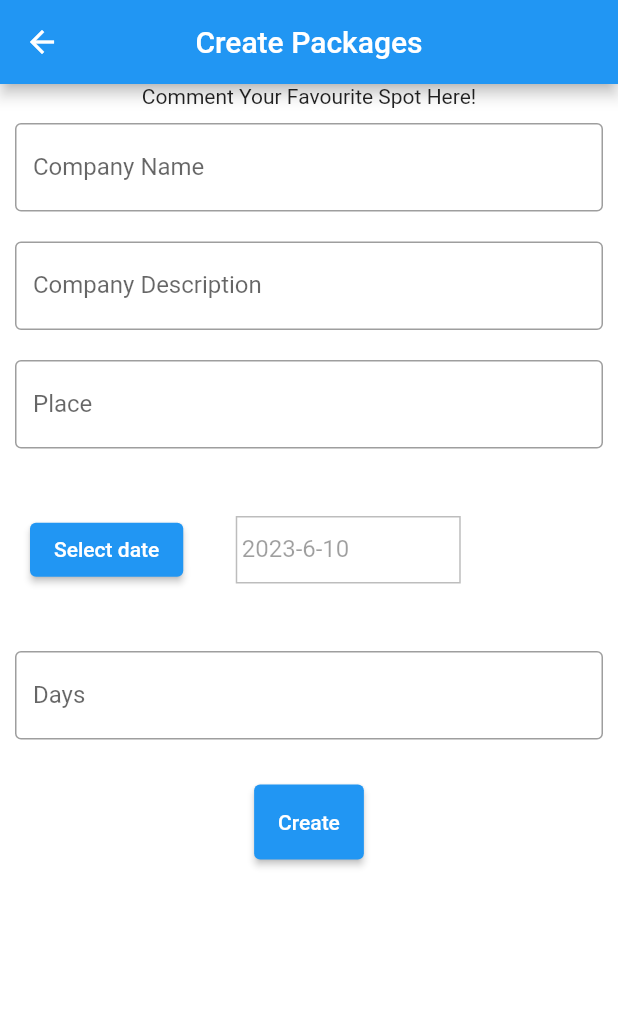
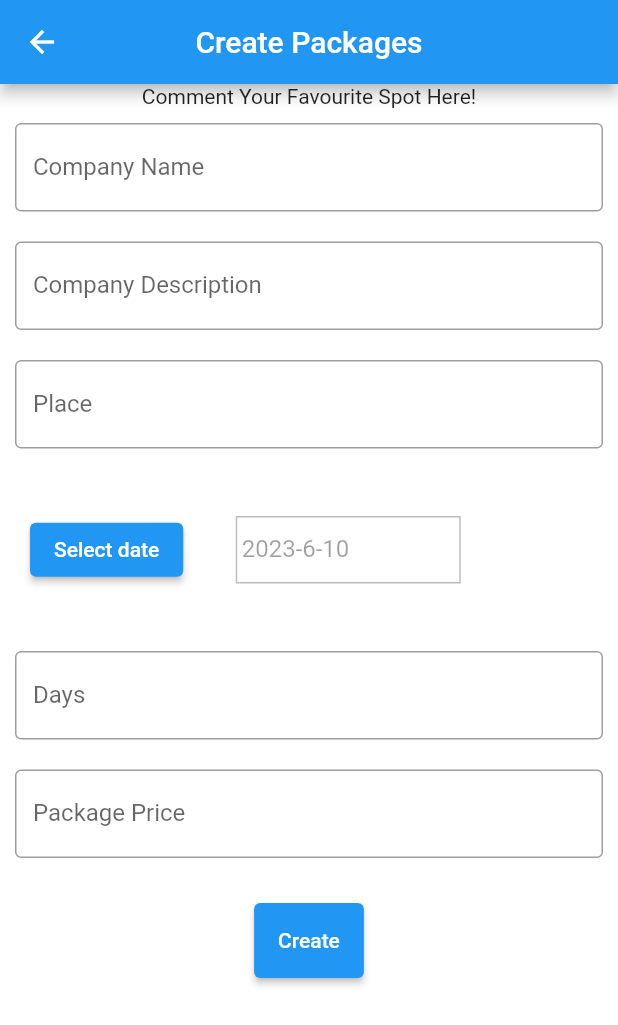
Before and after one commit to lubnawahid/industrialvisit, a Flutter app: the homescreen screen opened directly, after a tap on "Package creation", on a phone screen of 412 x 824 dp. Shown: the top 1025 px of the screen. Run offline on Flutter 3.47's test engine with Material 2 defaults, Android fonts, the light colour scheme and no system bars; our stand-ins replace fluttertoast, shared_preferences; accounts and stored records are empty; network calls fail.

Commit message:
industrial visit

```diff
--- a/lib/api.dart
+++ b/lib/api.dart
@@ -2,7 +2,7 @@ import 'dart:convert';
 import 'package:http/http.dart' as http;
 
 class Api {
-  final String url = "https://90af-117-195-98-55.ngrok-free.app";
+  final String url = "https://43c9-117-221-185-192.ngrok-free.app";
 
   authData(data, apiUrl) async {
     var fullUrl = url + apiUrl;
--- a/lib/homescreen.dart
+++ b/lib/homescreen.dart
@@ -78,20 +78,20 @@ height: 600,
           ),
         ),
       ),
-      GestureDetector(
-        onTap: () {
-          Navigator.push(context, MaterialPageRoute(builder: (context)=>booking()));
-        },
-        child: Container(decoration:BoxDecoration(borderRadius: BorderRadius.circular(40),color: Colors.white,),
-          child: Column(
-            mainAxisAlignment: MainAxisAlignment.center,
-            children: [
-              Image.asset("images/booking.png",height: 80,),
-             // Text("booking",style: TextStyle(color: Colors.white,fontSize: 30),)
-            ],
-          ),
-        ),
-      ),
+      // GestureDetector(
+      //   onTap: () {
+      //     Navigator.push(context, MaterialPageRoute(builder: (context)=>booking()));
+      //   },
+      //   child: Container(decoration:BoxDecoration(borderRadius: BorderRadius.circular(40),color: Colors.white,),
+      //     child: Column(
+      //       mainAxisAlignment: MainAxisAlignment.center,
+      //       children: [
+      //         Image.asset("images/booking.png",height: 80,),
+      //        // Text("booking",style: TextStyle(color: Colors.white,fontSize: 30),)
+      //       ],
+      //     ),
+      //   ),
+      // ),
       GestureDetector(
         onTap: () {
           Navigator.push(context, MaterialPageRoute(builder: (context)=>chat()));
@@ -102,7 +102,7 @@ height: 600,
             children: [
               Image.asset("images/chat.png",height: 80,),
 
-              Text("Chat",style: TextStyle(color: Colors.black,fontSize: 30,fontStyle: FontStyle.italic),)
+              Text("Chat",style: TextStyle(color: Colors.black,fontSize: 19,fontStyle: FontStyle.italic),)
             ],
           ),
         ),
@@ -117,11 +117,26 @@ height: 600,
     children: [
     Image.asset("images/cash-on-delivery.png",height: 80,),
 
-    Text("Payment",style: TextStyle(color: Colors.black,fontSize:30,fontStyle: FontStyle.italic ),)
+    Text("Payment",style: TextStyle(color: Colors.black,fontSize:19,fontStyle: FontStyle.italic ),)
     ],
     ),
     ),
     ),
+      GestureDetector(
+        onTap: () {
+         // Navigator.push(context, MaterialPageRoute(builder: (context)=>payment()));
+        },
+        child: Container(decoration: BoxDecoration(borderRadius: BorderRadius.circular(40),color: Colors.white),
+          child: Column(
+            mainAxisAlignment: MainAxisAlignment.center,
+            children: [
+              Image.asset("images/eye.png",height: 80,),
+
+              Text("View Bookings",style: TextStyle(color: Colors.black,fontSize:19,fontStyle: FontStyle.italic ),)
+            ],
+          ),
+        ),
+      ),
 
     ],
     gridDelegate: SliverGridDelegateWithFixedCrossAxisCount(crossAxisCount: 2,mainAxisSpacing: 10,crossAxisSpacing: 10),
@@ -161,13 +176,13 @@ height: 600,
     Navigator.push(context, MaterialPageRoute(builder: (context)=>userprofile()));
     },
     ),
-    ListTile(
-    leading: Icon(Icons.book),
-    title: const Text('My Booked Items'),
-    onTap: (){
-     Navigator.push(context, MaterialPageRoute(builder: (context)=>const bookeditems()));
-    },
-    ),
+    // ListTile(
+    // leading: Icon(Icons.book),
+    // title: const Text('My Booked Items'),
+    // onTap: (){
+    //  Navigator.push(context, MaterialPageRoute(builder: (context)=>const bookeditems()));
+    // },
+    // ),
     ListTile(
     leading: Icon(Icons.logout),
     title: const Text('logout'),
--- a/lib/packagecreation.dart
+++ b/lib/packagecreation.dart
@@ -47,6 +47,7 @@ class _packagecreationState extends State<packagecreation> {
   TextEditingController placecontroller = TextEditingController();
   TextEditingController datecontroller = TextEditingController();
   TextEditingController dayscontroller = TextEditingController();
+  TextEditingController pricecontroller = TextEditingController();
   void createPackages() async {
     localStrorage = await SharedPreferences.getInstance();
     user = (localStrorage.getInt('user_id') ?? 0);
@@ -60,6 +61,7 @@ class _packagecreationState extends State<packagecreation> {
       "companydescription":companydescriptioncontroller.text.trim(),
       "place": placecontroller.text.trim(),
       "days" : dayscontroller.text,
+      "price":pricecontroller.text,
       "date": startDate,
       "user": user.toString(),
 
@@ -218,24 +220,24 @@ class _packagecreationState extends State<packagecreation> {
                           hintText: 'Days'),
                     ),
                   ),
-                  // Container(
-                  //   padding: const EdgeInsets.all(10),
-                  //   child: TextFormField(
-                  //     validator: (value) {
-                  //       if (value == null || value.isEmpty) {
-                  //         return 'please enter time';
-                  //       }
-                  //       return null;
-                  //     },
-                  //     controller: dayscontroller,
-                  //     keyboardType: TextInputType.number,
-                  //     decoration: const InputDecoration(
-                  //       border: OutlineInputBorder(),
-                  //       labelText: 'Package Days',
-                  //       hintText: 'Package Days',
-                  //     ),
-                  //   ),
-                  // ),
+                   Container(
+                    padding: const EdgeInsets.all(10),
+                    child: TextFormField(
+                       validator: (value) {
+                         if (value == null || value.isEmpty) {
+                          return 'please enter price';
+                         }
+                       return null;
+                      },
+                      controller: pricecontroller,
+                       keyboardType: TextInputType.number,
+                     decoration: const InputDecoration(
+                        border: OutlineInputBorder(),
+                       labelText: 'Package Price',
+                        hintText: 'Package Price',
+                     ),
+                    ),
+                   ),
 
 
 
```
Also changed, not shown: lib/booking.dart (+92 -53 lines).
